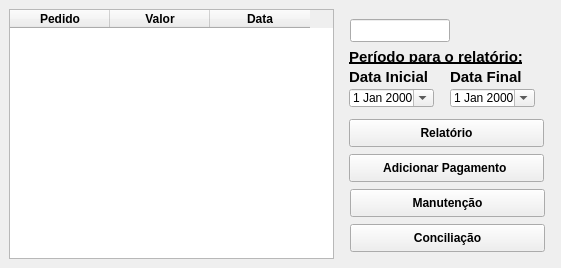
Old version of the form ui/ui_cards.ui in the repository maatkur/card-payments.
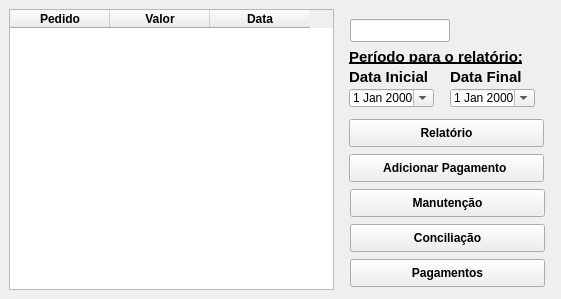
New version of the form. Icons and pictures are not drawn.

Commit message: payments conciliation adjusts

```diff
--- a/ui/ui_cards.ui
+++ b/ui/ui_cards.ui
@@ -7,7 +7,7 @@
     <x>0</x>
     <y>0</y>
     <width>561</width>
-    <height>268</height>
+    <height>299</height>
    </rect>
   </property>
   <property name="windowTitle">
@@ -417,6 +417,34 @@
         </size>
        </property>
       </widget>
+      <widget class="QPushButton" name="conciliation_button_2">
+       <property name="geometry">
+        <rect>
+         <x>10</x>
+         <y>250</y>
+         <width>195</width>
+         <height>28</height>
+        </rect>
+       </property>
+       <property name="font">
+        <font>
+         <bold>true</bold>
+        </font>
+       </property>
+       <property name="text">
+        <string>Pagamentos</string>
+       </property>
+       <property name="icon">
+        <iconset>
+         <normaloff>../icons/pagamentos.ico</normaloff>../icons/pagamentos.ico</iconset>
+       </property>
+       <property name="iconSize">
+        <size>
+         <width>22</width>
+         <height>22</height>
+        </size>
+       </property>
+      </widget>
      </widget>
     </item>
    </layout>
```
The commit also changes 15 other files.
